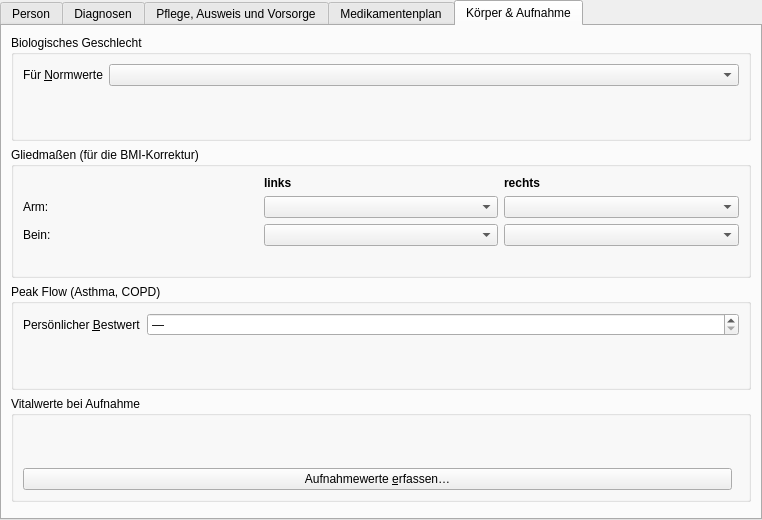
Before: the Qt Designer form forms/patientform.ui in mbergmann-sh/VitaParms, drawn with Qt 5.
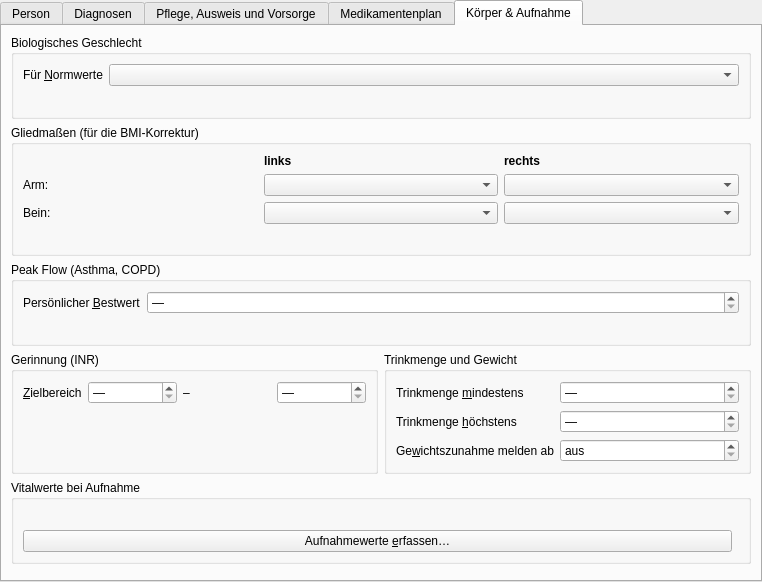
After: the same form once the commit is applied. The open tabs and pages were chosen to show the change.

```diff
--- a/forms/patientform.ui
+++ b/forms/patientform.ui
@@ -492,6 +492,107 @@
          </layout>
         </widget>
        </item>
+       <item>
+        <layout class="QHBoxLayout" name="targetsRow">
+         <item>
+          <widget class="QGroupBox" name="inrGroup">
+           <property name="title"><string>Gerinnung (INR)</string></property>
+           <layout class="QFormLayout" name="inrForm">
+            <item row="0" column="0">
+             <widget class="QLabel" name="inrRangeLabel">
+              <property name="text"><string>&amp;Zielbereich</string></property>
+              <property name="buddy"><cstring>inrLowSpin</cstring></property>
+             </widget>
+            </item>
+            <item row="0" column="1">
+             <layout class="QHBoxLayout" name="inrRangeRow">
+              <item>
+               <widget class="QDoubleSpinBox" name="inrLowSpin">
+                <property name="toolTip"><string>Ärztlich festgelegter INR-Zielbereich (z. B. 2,0–3,0, bei künstlichen Herzklappen oft 2,5–3,5). Leer: Standard 2,0–3,0.</string></property>
+                <property name="specialValueText"><string>—</string></property>
+                <property name="decimals"><number>1</number></property>
+                <property name="maximum"><double>6.000000000000000</double></property>
+                <property name="singleStep"><double>0.100000000000000</double></property>
+               </widget>
+              </item>
+              <item>
+               <widget class="QLabel" name="inrDashLabel">
+                <property name="text"><string notr="true">–</string></property>
+               </widget>
+              </item>
+              <item>
+               <widget class="QDoubleSpinBox" name="inrHighSpin">
+                <property name="specialValueText"><string>—</string></property>
+                <property name="decimals"><number>1</number></property>
+                <property name="maximum"><double>8.000000000000000</double></property>
+                <property name="singleStep"><double>0.100000000000000</double></property>
+               </widget>
+              </item>
+             </layout>
+            </item>
+            <item row="1" column="0" colspan="2">
+             <widget class="QLabel" name="inrInfoLabel">
+              <property name="wordWrap"><bool>true</bool></property>
+             </widget>
+            </item>
+           </layout>
+          </widget>
+         </item>
+         <item>
+          <widget class="QGroupBox" name="fluidGroup">
+           <property name="title"><string>Trinkmenge und Gewicht</string></property>
+           <layout class="QFormLayout" name="fluidForm">
+            <item row="0" column="0">
+             <widget class="QLabel" name="fluidMinLabel">
+              <property name="text"><string>Trinkmenge &amp;mindestens</string></property>
+              <property name="buddy"><cstring>fluidMinSpin</cstring></property>
+             </widget>
+            </item>
+            <item row="0" column="1">
+             <widget class="QSpinBox" name="fluidMinSpin">
+              <property name="toolTip"><string>Hinweis, wenn an einem Tag weniger getrunken wurde (Einfuhr)</string></property>
+              <property name="specialValueText"><string>—</string></property>
+              <property name="suffix"><string> ml/Tag</string></property>
+              <property name="maximum"><number>5000</number></property>
+              <property name="singleStep"><number>100</number></property>
+             </widget>
+            </item>
+            <item row="1" column="0">
+             <widget class="QLabel" name="fluidMaxLabel">
+              <property name="text"><string>Trinkmenge &amp;höchstens</string></property>
+              <property name="buddy"><cstring>fluidMaxSpin</cstring></property>
+             </widget>
+            </item>
+            <item row="1" column="1">
+             <widget class="QSpinBox" name="fluidMaxSpin">
+              <property name="toolTip"><string>Ärztlich verordnete Trinkmengenbegrenzung (z. B. bei Herzschwäche oder Dialyse)</string></property>
+              <property name="specialValueText"><string>—</string></property>
+              <property name="suffix"><string> ml/Tag</string></property>
+              <property name="maximum"><number>5000</number></property>
+              <property name="singleStep"><number>100</number></property>
+             </widget>
+            </item>
+            <item row="2" column="0">
+             <widget class="QLabel" name="weightWatchLabel">
+              <property name="text"><string>Ge&amp;wichtszunahme melden ab</string></property>
+              <property name="buddy"><cstring>weightWatchSpin</cstring></property>
+             </widget>
+            </item>
+            <item row="2" column="1">
+             <widget class="QDoubleSpinBox" name="weightWatchSpin">
+              <property name="toolTip"><string>Bei Herzschwäche üblich: Hinweis, wenn das Gewicht in 3 Tagen um mehr als 2 kg steigt (Wassereinlagerung)</string></property>
+              <property name="specialValueText"><string>aus</string></property>
+              <property name="suffix"><string> kg in 3 Tagen</string></property>
+              <property name="decimals"><number>1</number></property>
+              <property name="maximum"><double>5.000000000000000</double></property>
+              <property name="singleStep"><double>0.500000000000000</double></property>
+             </widget>
+            </item>
+           </layout>
+          </widget>
+         </item>
+        </layout>
+       </item>
        <item>
         <widget class="QGroupBox" name="admissionGroup">
          <property name="title"><string>Vitalwerte bei Aufnahme</string></property>
```
Left out of the diff: 2 changed lines with no effect on the pictures.
